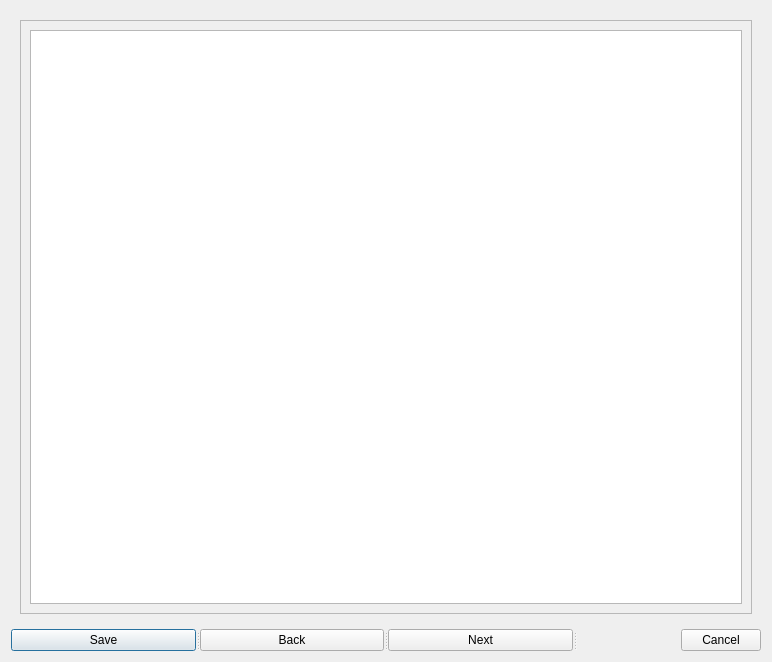
Old version of the form admin_client/client_gui/app/UserNew/forms/UserNew.ui in the repository deskos-xp/SaffronServer.
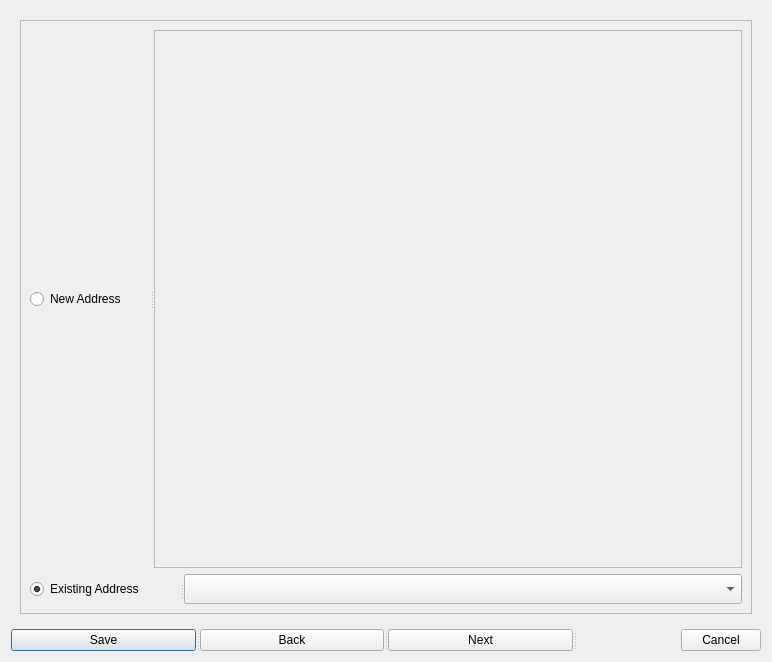
New version of the form. The open tabs and pages were chosen to show the change.

Commit message: more modifications to user new dialog, just need workers to send data to server

The edit to the form file:
```diff
--- a/admin_client/client_gui/app/UserNew/forms/UserNew.ui
+++ b/admin_client/client_gui/app/UserNew/forms/UserNew.ui
@@ -84,9 +84,74 @@
             <height>594</height>
            </rect>
           </property>
-          <layout class="QGridLayout" name="gridLayout_8">
+          <layout class="QGridLayout" name="gridLayout_10">
            <item row="0" column="0">
-            <widget class="QTableView" name="addressEdit"/>
+            <layout class="QGridLayout" name="gridLayout_8">
+             <item row="0" column="0">
+              <widget class="QSplitter" name="splitter_3">
+               <property name="orientation">
+                <enum>Qt::Horizontal</enum>
+               </property>
+               <widget class="QRadioButton" name="newAddress">
+                <property name="maximumSize">
+                 <size>
+                  <width>120</width>
+                  <height>16777215</height>
+                 </size>
+                </property>
+                <property name="text">
+                 <string>New Address</string>
+                </property>
+                <property name="checked">
+                 <bool>false</bool>
+                </property>
+                <attribute name="buttonGroup">
+                 <string notr="true">address_button_group</string>
+                </attribute>
+               </widget>
+               <widget class="QTableView" name="addressEdit">
+                <property name="enabled">
+                 <bool>false</bool>
+                </property>
+               </widget>
+              </widget>
+             </item>
+             <item row="1" column="0">
+              <widget class="QSplitter" name="splitter_2">
+               <property name="orientation">
+                <enum>Qt::Horizontal</enum>
+               </property>
+               <widget class="QRadioButton" name="existingAddress">
+                <property name="maximumSize">
+                 <size>
+                  <width>150</width>
+                  <height>16777215</height>
+                 </size>
+                </property>
+                <property name="text">
+                 <string>Existing Address</string>
+                </property>
+                <property name="checked">
+                 <bool>true</bool>
+                </property>
+                <attribute name="buttonGroup">
+                 <string notr="true">address_button_group</string>
+                </attribute>
+               </widget>
+               <widget class="QComboBox" name="addressExisting">
+                <property name="enabled">
+                 <bool>true</bool>
+                </property>
+                <property name="maximumSize">
+                 <size>
+                  <width>16777215</width>
+                  <height>30</height>
+                 </size>
+                </property>
+               </widget>
+              </widget>
+             </item>
+            </layout>
            </item>
           </layout>
          </widget>
```
Left out of the diff: 72 changed lines with no effect on the pictures. The commit also changes 9 other files.
